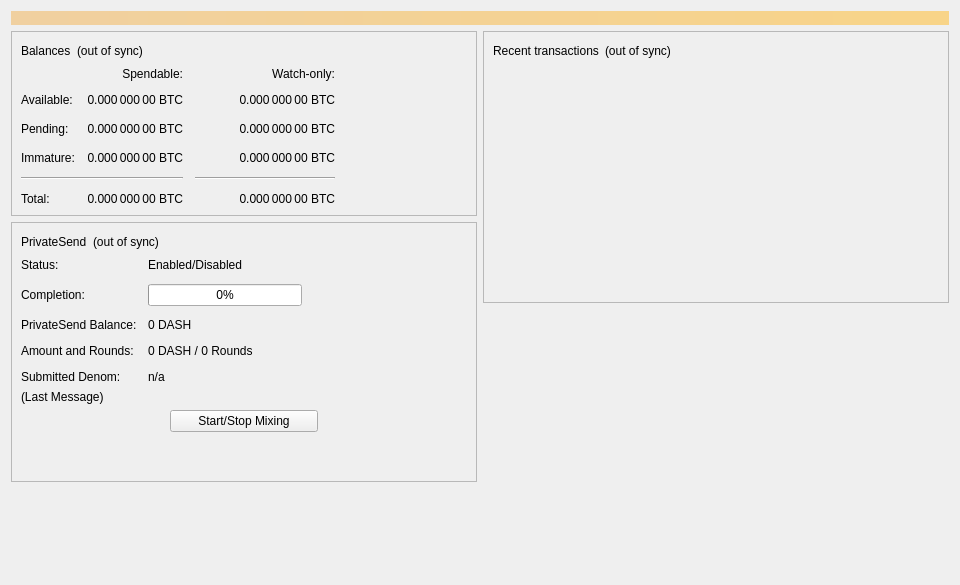
This is src/qt/forms/overviewpage.ui in xdustinface/dash as Qt 5 draws it before an edit. The edited form follows.
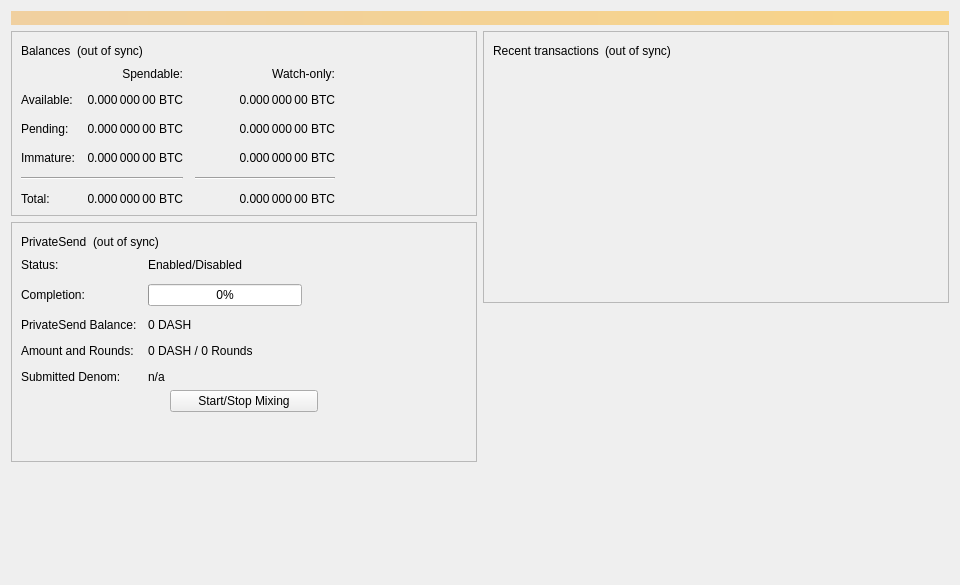
This is the edited form.

Commit message: Drop labelPrivateSendLastMessage

Diff of the .ui file:
```diff
--- a/src/qt/forms/overviewpage.ui
+++ b/src/qt/forms/overviewpage.ui
@@ -482,19 +482,6 @@
             </item>
            </layout>
           </item>
-          <item>
-           <widget class="QLabel" name="labelPrivateSendLastMessage">
-            <property name="text">
-             <string>(Last Message)</string>
-            </property>
-            <property name="alignment">
-             <set>Qt::AlignLeading|Qt::AlignLeft|Qt::AlignTop</set>
-            </property>
-            <property name="wordWrap">
-             <bool>true</bool>
-            </property>
-           </widget>
-          </item>
           <item>
            <layout class="QVBoxLayout" name="VerticalLayout_PS">
             <item>
```
The commit also changes 2 other files.
